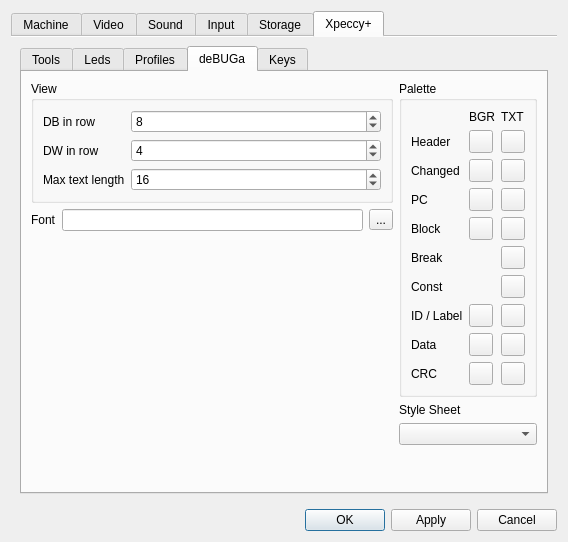
The window that ui/setupwin.ui (dotkoval/xpeccy-plus) describes before a commit, drawn with Qt 5.
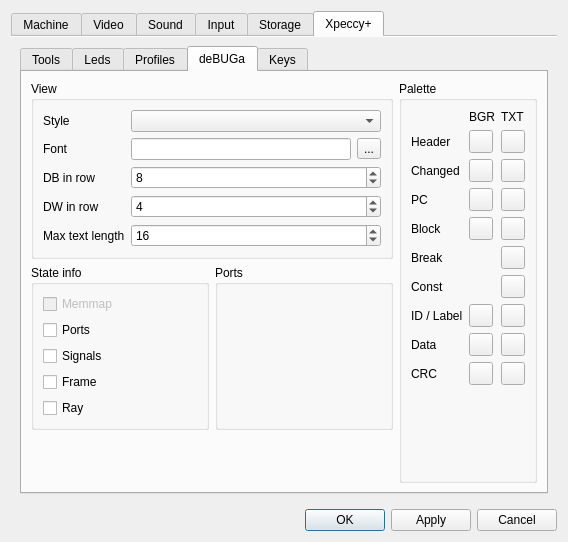
The same window after the commit. The open tabs and pages were chosen to show the change. Icons and pictures are not drawn. Custom widgets are drawn as their Qt base class.

Commit message:
options: the deBUGa page, relaid
Style and font moved into View, the panel switches and the port editor sit
under it as a pair, the palette takes the whole height beside them. Memmap is
shown disabled: the panel is dragged by that title, so the block stays.

```diff
--- a/ui/setupwin.ui
+++ b/ui/setupwin.ui
@@ -3336,41 +3336,73 @@
                   <string>View</string>
                  </property>
                  <layout class="QGridLayout" name="gridLayout_16" columnstretch="0,10">
-                  <item row="0" column="1">
-                   <widget class="QSpinBox" name="sbDbSize">
-                    <property name="minimum">
-                     <number>1</number>
-                    </property>
-                    <property name="maximum">
-                     <number>16</number>
-                    </property>
-                    <property name="value">
-                     <number>8</number>
-                    </property>
-                   </widget>
-                  </item>
                   <item row="0" column="0">
+                   <widget class="QLabel" name="label_22">
+                    <property name="text">
+                     <string>Style</string>
+                    </property>
+                   </widget>
+                  </item>
+                  <item row="0" column="1">
+                   <widget class="QComboBox" name="cbStyleSheet"/>
+                  </item>
+                  <item row="1" column="0">
+                   <widget class="QLabel" name="label_64">
+                    <property name="text">
+                     <string>Font</string>
+                    </property>
+                   </widget>
+                  </item>
+                  <item row="1" column="1">
+                   <layout class="QHBoxLayout" name="horizontalLayout_38">
+                    <item>
+                     <widget class="QLineEdit" name="leDbgFont">
+                      <property name="readOnly">
+                       <bool>true</bool>
+                      </property>
+                     </widget>
+                    </item>
+                    <item>
+                     <widget class="QToolButton" name="tbDbgFont">
+                      <property name="text">
+                       <string>...</string>
+                      </property>
+                      <property name="icon">
+                       <iconset resource="../xpeccy.qrc">
+                        <normaloff>:/images/font.png</normaloff>:/images/font.png</iconset>
+                      </property>
+                     </widget>
+                    </item>
+                   </layout>
+                  </item>
+                  <item row="2" column="0">
                    <widget class="QLabel" name="label_61">
                     <property name="text">
                      <string>DB in row</string>
                     </property>
                    </widget>
                   </item>
-                  <item row="2" column="0">
-                   <widget class="QLabel" name="label_62">
-                    <property name="text">
-                     <string>Max text length</string>
+                  <item row="2" column="1">
+                   <widget class="QSpinBox" name="sbDbSize">
+                    <property name="minimum">
+                     <number>1</number>
+                    </property>
+                    <property name="maximum">
+                     <number>16</number>
+                    </property>
+                    <property name="value">
+                     <number>8</number>
                     </property>
                    </widget>
                   </item>
-                  <item row="1" column="0">
+                  <item row="3" column="0">
                    <widget class="QLabel" name="label_63">
                     <property name="text">
                      <string>DW in row</string>
                     </property>
                    </widget>
                   </item>
-                  <item row="1" column="1">
+                  <item row="3" column="1">
                    <widget class="QSpinBox" name="sbDwSize">
                     <property name="minimum">
                      <number>1</number>
@@ -3383,7 +3415,14 @@
                     </property>
                    </widget>
                   </item>
-                  <item row="2" column="1">
+                  <item row="4" column="0">
+                   <widget class="QLabel" name="label_62">
+                    <property name="text">
+                     <string>Max text length</string>
+                    </property>
+                   </widget>
+                  </item>
+                  <item row="4" column="1">
                    <widget class="QSpinBox" name="sbTextSize">
                     <property name="minimum">
                      <number>1</number>
@@ -3400,25 +3439,76 @@
                 </widget>
                </item>
                <item>
-                <layout class="QHBoxLayout" name="horizontalLayout_38">
+                <layout class="QHBoxLayout" name="horizontalLayout_dbgpanel">
                  <item>
-                  <widget class="QLabel" name="label_64">
-                   <property name="text">
-                    <string>Font</string>
+                  <widget class="QGroupBox" name="groupBox_dbgblocks">
+                   <property name="title">
+                    <string>State info</string>
                    </property>
-                  </widget>
-                 </item>
-                 <item>
-                  <widget class="QLineEdit" name="leDbgFont">
-                   <property name="readOnly">
-                    <bool>true</bool>
+                   <property name="toolTip">
+                    <string>What the side panel of the debugger shows</string>
                    </property>
+                   <layout class="QVBoxLayout" name="verticalLayout_dbgblocks">
+                    <item>
+                     <widget class="QCheckBox" name="cbDbgMemmap">
+                      <property name="enabled">
+                       <bool>false</bool>
+                      </property>
+                      <property name="text">
+                       <string>Memmap</string>
+                      </property>
+                      <property name="toolTip">
+                       <string>Memory pages. The panel is dragged by that title, so the block stays</string>
+                      </property>
+                     </widget>
+                    </item>
+                    <item>
+                     <widget class="QCheckBox" name="cbDbgPorts">
+                      <property name="text">
+                       <string>Ports</string>
+                      </property>
+                      <property name="toolTip">
+                       <string>Port values</string>
+                      </property>
+                     </widget>
+                    </item>
+                    <item>
+                     <widget class="QCheckBox" name="cbDbgSignals">
+                      <property name="text">
+                       <string>Signals</string>
+                      </property>
+                      <property name="toolTip">
+                       <string>DOS / ROM / CPM / INT</string>
+                      </property>
+                     </widget>
+                    </item>
+                    <item>
+                     <widget class="QCheckBox" name="cbDbgFrame">
+                      <property name="text">
+                       <string>Frame</string>
+                      </property>
+                      <property name="toolTip">
+                       <string>Frames since reset</string>
+                      </property>
+                     </widget>
+                    </item>
+                    <item>
+                     <widget class="QCheckBox" name="cbDbgRay">
+                      <property name="text">
+                       <string>Ray</string>
+                      </property>
+                      <property name="toolTip">
+                       <string>Beam position</string>
+                      </property>
+                     </widget>
+                    </item>
+                   </layout>
                   </widget>
                  </item>
                  <item>
-                  <widget class="QToolButton" name="tbDbgFont">
-                   <property name="text">
-                    <string>...</string>
+                  <widget class="QGroupBox" name="groupBox_dbgports">
+                   <property name="title">
+                    <string>Ports</string>
                    </property>
                    <property name="icon">
                     <iconset resource="../xpeccy.qrc">
@@ -3694,36 +3784,22 @@
                     </property>
                    </widget>
                   </item>
+                  <item row="20" column="0" colspan="3">
+                   <spacer name="verticalSpacer_pal">
+                    <property name="orientation">
+                     <enum>Qt::Vertical</enum>
+                    </property>
+                    <property name="sizeHint" stdset="0">
+                     <size>
+                      <width>20</width>
+                      <height>20</height>
+                     </size>
+                    </property>
+                   </spacer>
+                  </item>
                   </layout>
                 </widget>
                </item>
-               <item>
-                <layout class="QVBoxLayout" name="verticalLayout_25">
-                 <item>
-                  <widget class="QLabel" name="label_22">
-                   <property name="text">
-                    <string>Style Sheet</string>
-                   </property>
-                  </widget>
-                 </item>
-                 <item>
-                  <widget class="QComboBox" name="cbStyleSheet"/>
-                 </item>
-                </layout>
-               </item>
-               <item>
-                <spacer name="verticalSpacer_12">
-                 <property name="orientation">
-                  <enum>Qt::Vertical</enum>
-                 </property>
-                 <property name="sizeHint" stdset="0">
-                  <size>
-                   <width>20</width>
-                   <height>40</height>
-                  </size>
-                 </property>
-                </spacer>
-               </item>
               </layout>
              </item>
             </layout>
```
Left out of the diff: 6 changed lines with no effect on the pictures. The commit also changes 2 other files.
